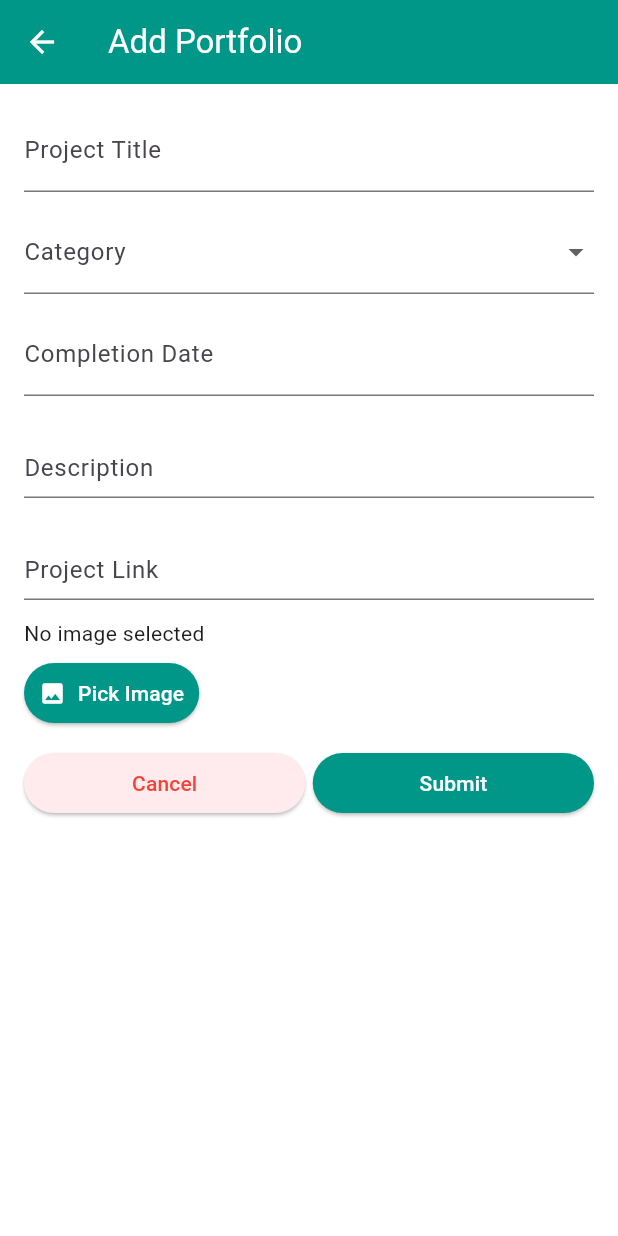
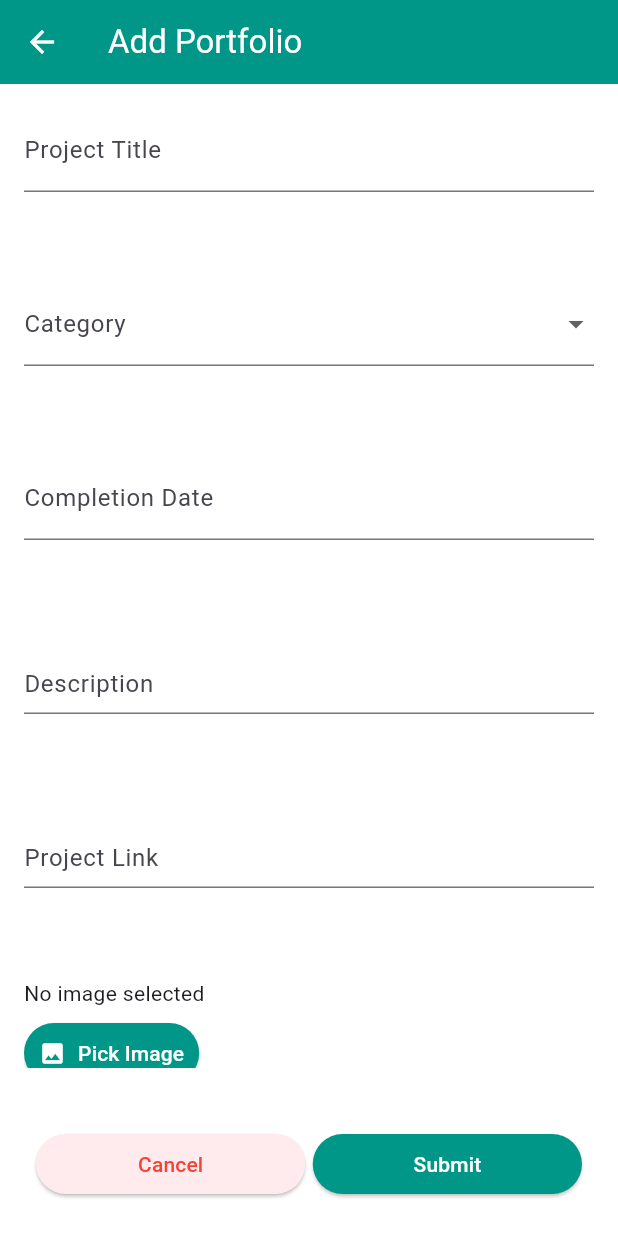
Before and after one commit to raulathallah/flutter-sa-assignment, a Flutter app: the MyPortfolioFormScreen screen opened directly, on a phone screen of 412 x 824 dp. Run offline on Flutter 3.47's test engine with Material 3 defaults, Android fonts, the phone set to English and light mode, and no system bars; our stand-ins replace fluttertoast, font_awesome_flutter, image_picker.

Commit message:
asg 4: change button submit cancel position

```diff
--- a/lib/screen/my_portfolio_form_screen.dart
+++ b/lib/screen/my_portfolio_form_screen.dart
@@ -47,7 +47,7 @@ class _MyPortfolioFormScreenState extends State<MyPortfolioFormScreen> {
           child: Form(
             key: formProvider.formKey,
             child: Column(
-              spacing: 12,
+              spacing: 60,
               crossAxisAlignment: CrossAxisAlignment.start,
               children: [
                 //PROJECT TITLE
@@ -161,8 +161,14 @@ class _MyPortfolioFormScreenState extends State<MyPortfolioFormScreen> {
                     ),
                   ],
                 ),
-
-                Row(
+              ],
+            ),
+          ),
+        ),
+      ),
+      bottomNavigationBar: Padding(
+        padding: EdgeInsets.all(24),
+        child: Row(
           spacing: 5,
           children: [
             Expanded(
@@ -175,10 +181,7 @@ class _MyPortfolioFormScreenState extends State<MyPortfolioFormScreen> {
                     borderRadius: BorderRadius.circular(20),
                   ),
 
-                          padding: EdgeInsets.symmetric(
-                            horizontal: 10,
-                            vertical: 6,
-                          ),
+                  padding: EdgeInsets.symmetric(horizontal: 10, vertical: 6),
                 ),
 
                 onPressed: () {
@@ -198,10 +201,7 @@ class _MyPortfolioFormScreenState extends State<MyPortfolioFormScreen> {
                     borderRadius: BorderRadius.circular(20),
                   ),
 
-                          padding: EdgeInsets.symmetric(
-                            horizontal: 10,
-                            vertical: 6,
-                          ),
+                  padding: EdgeInsets.symmetric(horizontal: 10, vertical: 6),
                 ),
 
                 onPressed: () {
@@ -226,10 +226,6 @@ class _MyPortfolioFormScreenState extends State<MyPortfolioFormScreen> {
             ),
           ],
         ),
-              ],
-            ),
-          ),
-        ),
       ),
     );
   }
```
Also changed, not shown: 1 other file. Lines whose indentation alone changed are shown as unchanged.
